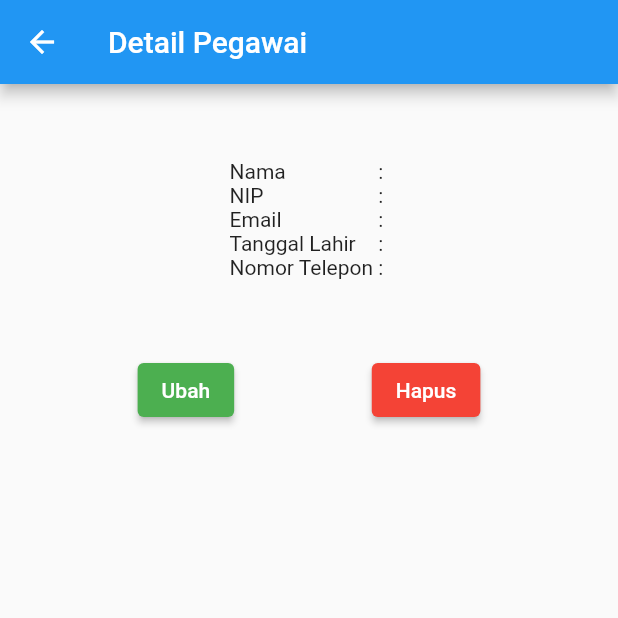
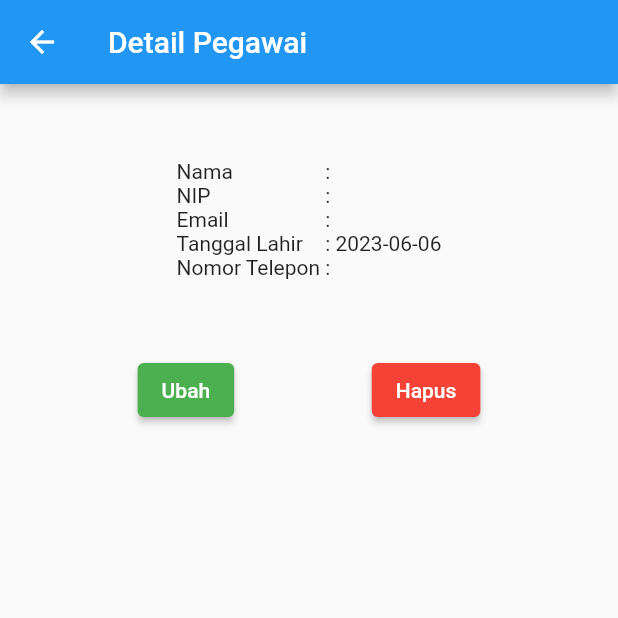
Before and after one commit to alfimonth/mobile-app-klinik, a Flutter app: the PegawaiDetail screen opened directly with empty values, on a phone screen of 412 x 824 dp, the top half of it. Run offline on Flutter 3.47's test engine with Material 2 defaults, Android fonts, the phone set to English and light mode, and no system bars; our stand-ins replace dio, shared_preferences; accounts and stored records are empty.

Commit message:
mengubah tipe data tanggal lahir menjadi DateTime

```diff
--- a/lib/model/pegawai.dart
+++ b/lib/model/pegawai.dart
@@ -2,7 +2,7 @@ class Pegawai {
   int? id;
   String nip;
   String nama;
-  String tanggalLahir;
+  DateTime tanggalLahir;
   String nomorTelepon;
   String email;
   String password;
@@ -20,7 +20,7 @@ class Pegawai {
         id: json["id"],
         nip: json["nip"],
         nama: json["nama"],
-        tanggalLahir: json["tgl_lahir"],
+        tanggalLahir: DateTime.parse(json["tgl_lahir"]),
         nomorTelepon: json["no_telp"],
         email: json["email"],
         password: json["password"],
@@ -29,7 +29,7 @@ class Pegawai {
   Map<String, dynamic> toJson() => {
         "nip": nip,
         "nama": nama,
-        "tgl_lahir": tanggalLahir,
+        "tgl_lahir": tanggalLahir.toIso8601String(),
         "no_telp": nomorTelepon,
         "email": email,
         "password": password
--- a/lib/ui/pegawai_detail.dart
+++ b/lib/ui/pegawai_detail.dart
@@ -17,6 +17,12 @@ class _PegawaiDetailState extends State<PegawaiDetail> {
   Stream<Pegawai> getData() async* {
     Pegawai data = await PegawaiService().getById(widget.pegawai.id.toString());
     yield data;
+  }
+
+  String formatDate(DateTime date) {
+    String formattedDate =
+        '${date.year.toString().padLeft(4, '0')}-${date.month.toString().padLeft(2, '0')}-${date.day.toString().padLeft(2, '0')}';
+    return formattedDate;
   }
 
   @override
@@ -53,7 +59,7 @@ class _PegawaiDetailState extends State<PegawaiDetail> {
                     Text("${widget.pegawai.nama}"),
                     Text("${widget.pegawai.nip}"),
                     Text("${widget.pegawai.email}"),
-                    Text("${widget.pegawai.tanggalLahir}"),
+                    Text(formatDate(widget.pegawai.tanggalLahir),),
                     Text("${widget.pegawai.nomorTelepon}")
                   ],
                 )
```
Also changed, not shown: lib/ui/pegawai_form.dart (+30 -8 lines), lib/ui/pegawai_update_form.dart (+22 -3 lines).
